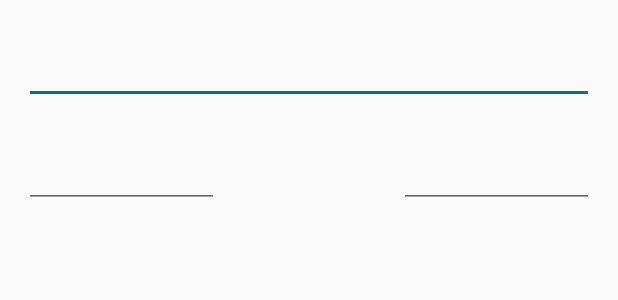
After one commit to ferrarizero/What-ToDo-Project, an Android app: the layout dialog_task.xml on its own in the app's theme, with its tools: preview values and no code run, on a phone screen of 412 x 824 dp. The commit adds this screen. Shown: the top 300 px of the screen. Run offline under Robolectric (Android 15) with nearby library versions, the phone set to English and light mode, and no system bars.

Commit message:
Finished 3rd lesson!

```diff
--- a/WhatToDoTasklist/app/src/main/AndroidManifest.xml
+++ b/WhatToDoTasklist/app/src/main/AndroidManifest.xml
@@ -4,7 +4,7 @@
 
     <application
         android:allowBackup="true"
-        android:icon="@mipmap/ic_launcher"
+        android:icon="@drawable/ic_icon"
         android:label="@string/app_name"
         android:supportsRtl="true"
         android:theme="@style/AppTheme">
--- /dev/null
+++ b/WhatToDoTasklist/app/src/main/res/layout/dialog_task.xml
@@ -0,0 +1,62 @@
+<?xml version="1.0" encoding="utf-8"?>
+<ScrollView xmlns:android="http://schemas.android.com/apk/res/android"
+    android:layout_width="match_parent"
+    android:layout_height="wrap_content"
+    android:orientation="vertical">
+
+    <RelativeLayout
+        android:layout_width="match_parent"
+        android:layout_height="wrap_content">
+
+        <android.support.design.widget.TextInputLayout
+            android:id="@+id/tilDialogTaskTitle"
+            android:layout_width="match_parent"
+            android:layout_height="wrap_content"
+            android:layout_marginLeft="16dp"
+            android:layout_marginTop="16dp"
+            android:layout_marginRight="16dp">
+
+            <EditText
+                android:layout_width="match_parent"
+                android:layout_height="wrap_content"
+                android:textSize="16sp"/>
+        </android.support.design.widget.TextInputLayout>
+
+        <android.support.design.widget.TextInputLayout
+            android:id="@+id/tilDialogTaskDate"
+            android:layout_width="130dp"
+            android:layout_height="wrap_content"
+            android:layout_below="@+id/tilDialogTaskTitle"
+            android:layout_marginLeft="16dp"
+            android:layout_marginTop="16dp"
+            android:layout_marginBottom="16dp">
+
+            <EditText
+                android:layout_width="match_parent"
+                android:layout_height="wrap_content"
+                android:textSize="16sp"
+                android:inputType="none"
+                android:focusableInTouchMode="false"
+                android:cursorVisible="false"/>
+        </android.support.design.widget.TextInputLayout>
+
+        <android.support.design.widget.TextInputLayout
+            android:id="@+id/tilDialogTaskTime"
+            android:layout_width="130dp"
+            android:layout_height="wrap_content"
+            android:layout_below="@+id/tilDialogTaskTitle"
+            android:layout_alignRight="@+id/tilDialogTaskTitle"
+            android:layout_marginTop="16dp">
+
+            <EditText
+                android:layout_width="match_parent"
+                android:layout_height="wrap_content"
+                android:textSize="16sp"
+                android:inputType="none"
+                android:focusableInTouchMode="false"
+                android:cursorVisible="false"/>
+        </android.support.design.widget.TextInputLayout>
+
+    </RelativeLayout>
+
+</ScrollView>
--- /dev/null
+++ b/WhatToDoTasklist/app/src/main/res/values-v21/dimens.xml
@@ -0,0 +1,4 @@
+<?xml version="1.0" encoding="utf-8"?>
+<resources>
+    <dimen name="fab_margin">16dp</dimen>
+</resources>
--- a/WhatToDoTasklist/app/src/main/res/values/dimens.xml
+++ b/WhatToDoTasklist/app/src/main/res/values/dimens.xml
@@ -2,4 +2,5 @@
     <!-- Default screen margins, per the Android Design guidelines. -->
     <dimen name="activity_horizontal_margin">16dp</dimen>
     <dimen name="activity_vertical_margin">16dp</dimen>
+    <dimen name="fab_margin">0dp</dimen>
 </resources>
```
Also changed, not shown: WhatToDoTasklist/app/src/main/java/devferrarizero/whattodotasklist/MainActivity.java (+25 -1 lines), WhatToDoTasklist/app/src/main/java/devferrarizero/whattodotasklist/Utils.java (added, +16 -0 lines), WhatToDoTasklist/app/src/main/java/devferrarizero/whattodotasklist/dialog/AddingTaskDialogFragment.java (added, +162 -0 lines), WhatToDoTasklist/app/src/main/java/devferrarizero/whattodotasklist/dialog/DatePickerFragment.java (added, +27 -0 lines), WhatToDoTasklist/app/src/main/java/devferrarizero/whattodotasklist/dialog/TimePickerFragment.java (added, +27 -0 lines), WhatToDoTasklist/app/src/main/res/layout/activity_main.xml (+9 -0 lines), WhatToDoTasklist/app/src/main/res/layout/model_task.xml (added, +31 -0 lines), WhatToDoTasklist/app/src/main/res/values/strings.xml (+9 -0 lines), WhatToDoTasklist/app/src/main/res/drawable-hdpi/ic_plus.png (added), WhatToDoTasklist/app/src/main/res/drawable-ldpi/ic_plus.png (added), WhatToDoTasklist/app/src/main/res/drawable-mdpi/ic_plus.png (added), WhatToDoTasklist/app/src/main/res/drawable-xhdpi/ic_plus.png (added), WhatToDoTasklist/app/src/main/res/drawable-xxhdpi/ic_plus.png (added), WhatToDoTasklist/app/src/main/res/drawable-xxxhdpi/ic_plus.png (added), 1 more files.
